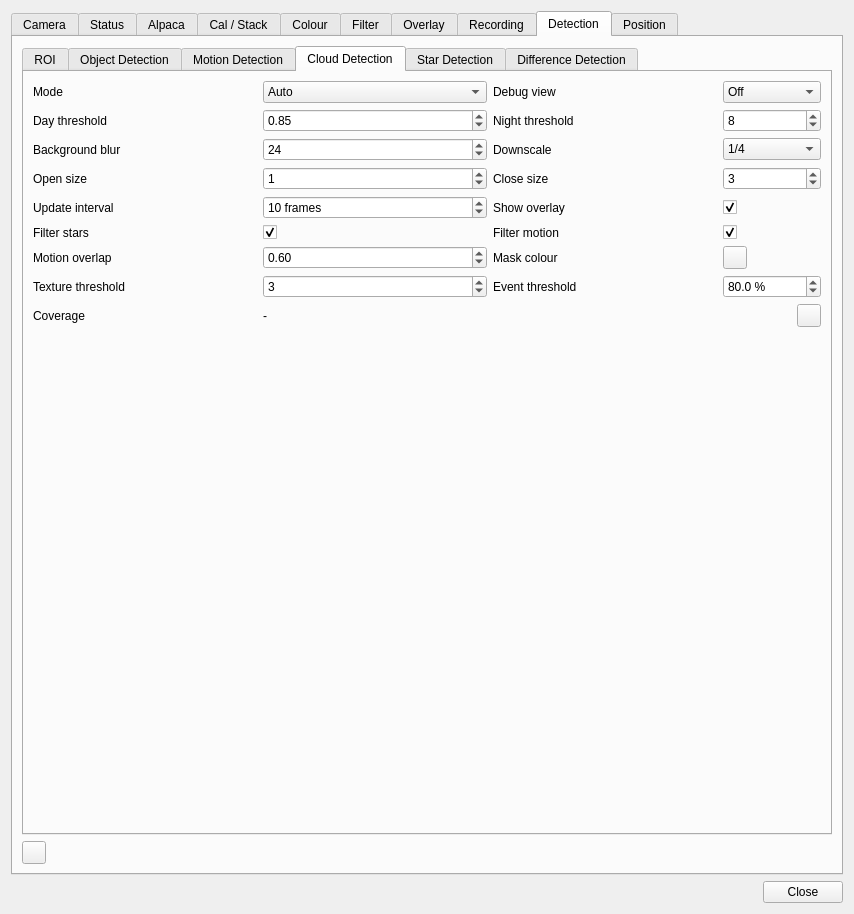
This is plugins/feature/camera/camerasettingsdialog.ui in srcejon/sdrangel as Qt 5 draws it before an edit. The edited form follows.
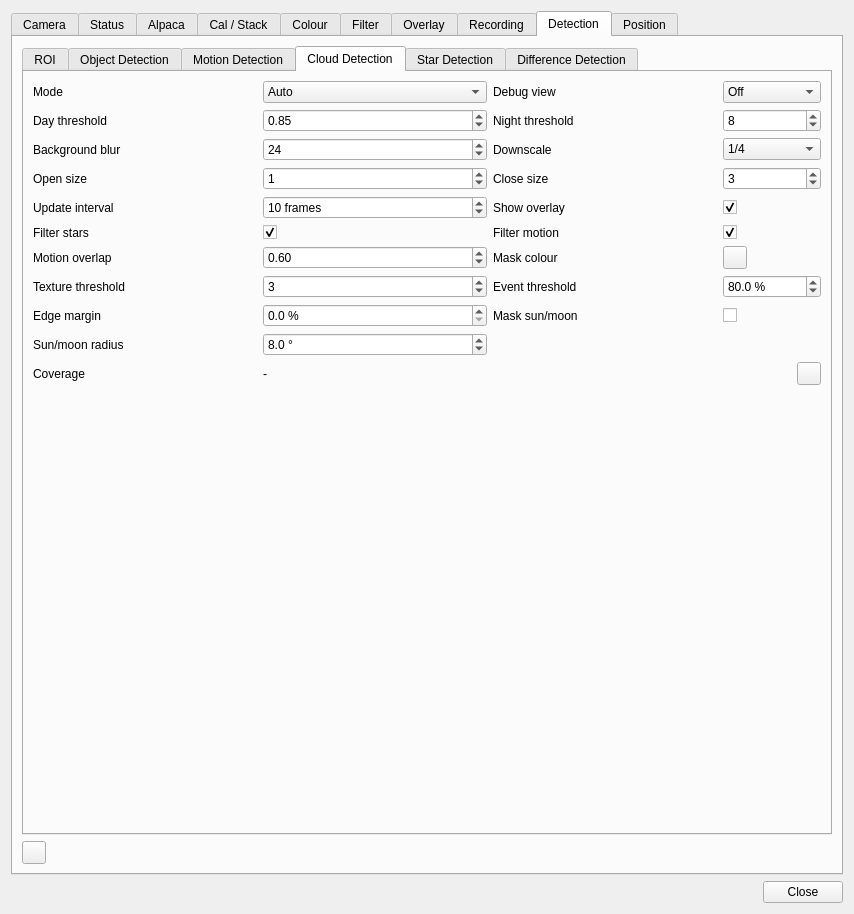
This is the edited form. The open tabs and pages were chosen to show the change. Icons and pictures are not drawn. Custom widgets are drawn as their Qt base class.

Commit message: Use sky projector for cloud detection.

The edit to the form file:
```diff
--- a/plugins/feature/camera/camerasettingsdialog.ui
+++ b/plugins/feature/camera/camerasettingsdialog.ui
@@ -6514,13 +6514,88 @@
             </widget>
            </item>
            <item row="8" column="0">
+            <widget class="QLabel" name="cloudEdgeMarginLabel">
+             <property name="text">
+              <string>Edge margin</string>
+             </property>
+            </widget>
+           </item>
+           <item row="8" column="1">
+            <widget class="QDoubleSpinBox" name="cloudEdgeMarginSpin">
+             <property name="toolTip">
+              <string>Exclude a margin this percentage of the frame in from the sky-region edge, removing the fisheye rim, vignette and foreground edges from classification. 0 disables</string>
+             </property>
+             <property name="suffix">
+              <string> %</string>
+             </property>
+             <property name="decimals">
+              <number>1</number>
+             </property>
+             <property name="maximum">
+              <double>25.000000000000000</double>
+             </property>
+             <property name="singleStep">
+              <double>1.000000000000000</double>
+             </property>
+             <property name="value">
+              <double>0.000000000000000</double>
+             </property>
+            </widget>
+           </item>
+           <item row="8" column="2">
+            <widget class="QLabel" name="cloudMaskSunMoonLabel">
+             <property name="text">
+              <string>Mask sun/moon</string>
+             </property>
+            </widget>
+           </item>
+           <item row="8" column="3">
+            <widget class="QCheckBox" name="cloudMaskSunMoonCheck">
+             <property name="toolTip">
+              <string>Exclude a disc around the projected sun (day) and moon (night) so they are not classified as cloud. Requires the camera position, capture time and lens model to be set</string>
+             </property>
+             <property name="text">
+              <string/>
+             </property>
+            </widget>
+           </item>
+           <item row="9" column="0">
+            <widget class="QLabel" name="cloudSunMoonRadiusLabel">
+             <property name="text">
+              <string>Sun/moon radius</string>
+             </property>
+            </widget>
+           </item>
+           <item row="9" column="1">
+            <widget class="QDoubleSpinBox" name="cloudSunMoonRadiusSpin">
+             <property name="toolTip">
+              <string>Angular radius of the sun/moon exclusion disc, in degrees</string>
+             </property>
+             <property name="suffix">
+              <string> °</string>
+             </property>
+             <property name="decimals">
+              <number>1</number>
+             </property>
+             <property name="maximum">
+              <double>45.000000000000000</double>
+             </property>
+             <property name="singleStep">
+              <double>1.000000000000000</double>
+             </property>
+             <property name="value">
+              <double>8.000000000000000</double>
+             </property>
+            </widget>
+           </item>
+           <item row="10" column="0">
             <widget class="QLabel" name="cloudCoverageTitleLabel">
              <property name="text">
               <string>Coverage</string>
              </property>
             </widget>
            </item>
-           <item row="8" column="1">
+           <item row="10" column="1">
             <widget class="QLabel" name="cloudCoverageLabel">
              <property name="toolTip">
               <string>Percentage of the evaluated sky classified as cloud in the latest frame</string>
@@ -6530,7 +6605,7 @@
              </property>
             </widget>
            </item>
-           <item row="8" column="3" alignment="Qt::AlignmentFlag::AlignRight">
+           <item row="10" column="3" alignment="Qt::AlignmentFlag::AlignRight">
             <widget class="QToolButton" name="clearCloudChart">
              <property name="toolTip">
               <string>Clear cloud coverage history chart</string>
@@ -6544,7 +6619,7 @@
              </property>
             </widget>
            </item>
-           <item row="9" column="0" colspan="4">
+           <item row="11" column="0" colspan="4">
             <widget class="QWidget" name="cloudChartContainer" native="true">
              <property name="toolTip">
               <string>Displays the cloud coverage history chart.</string>
```
The commit also changes 11 other files.
